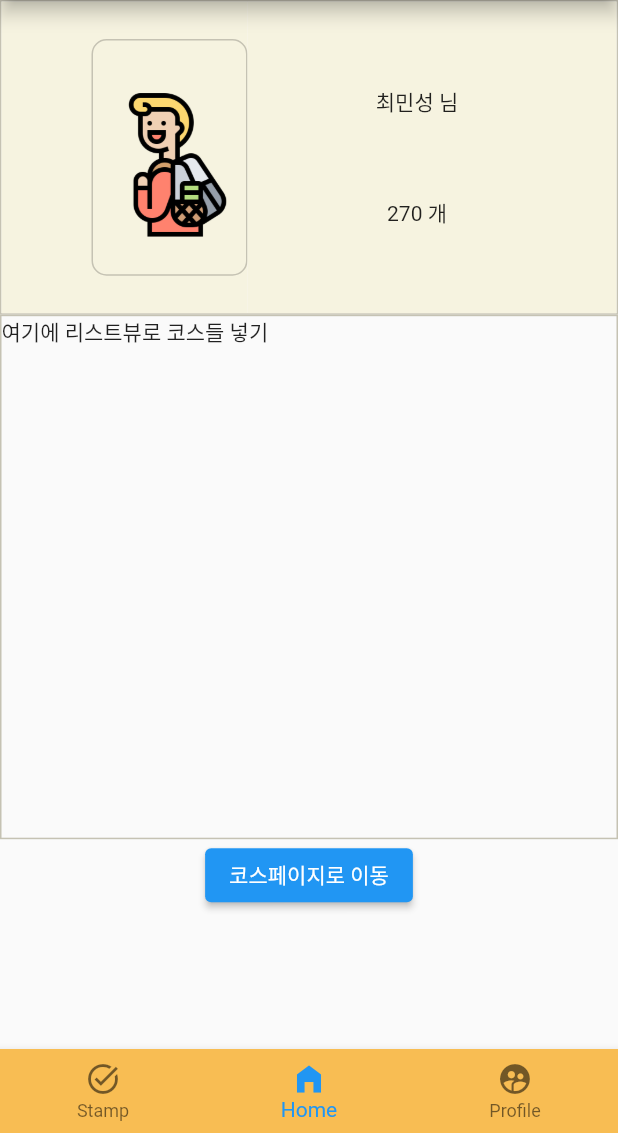
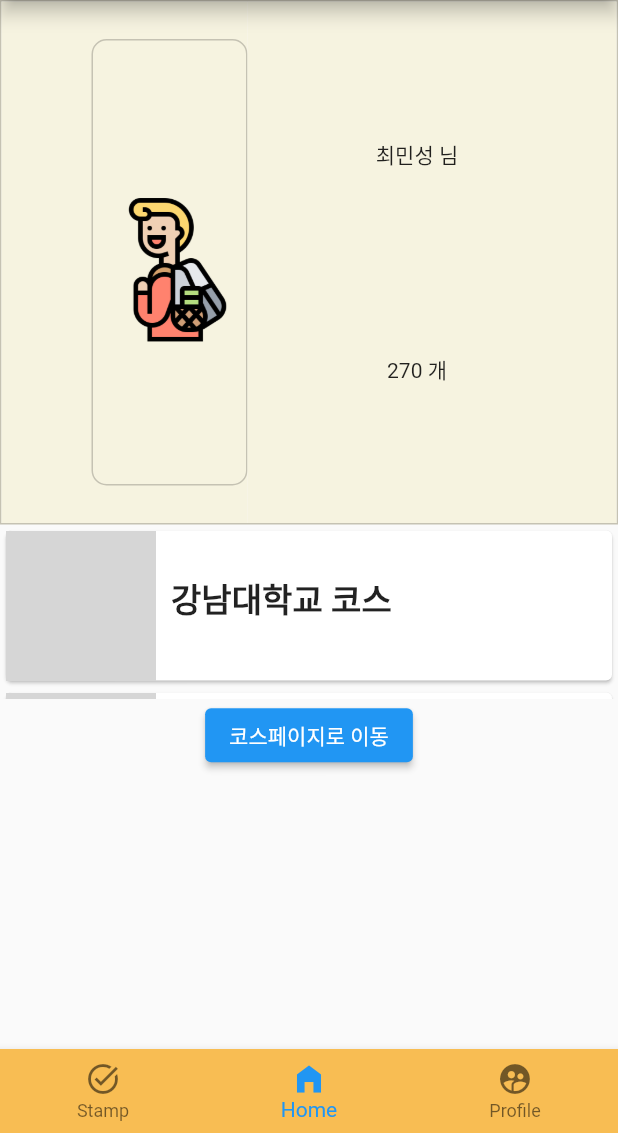
Before and after one commit to TeamStamp/Stamp_Frontend, a Flutter app: the screen it shows after launch, after a tap on "로그인", on a phone screen of 412 x 824 dp, the part 103-1236 px from its top. Run offline on Flutter 3.47's test engine with Material 2 defaults, Android fonts, the phone set to English and light mode, and no system bars; grey boxes are pictures that could not be loaded.

Commit message:
리스트뷰 - 코스리스트 추가

```diff
--- a/lib/home_page.dart
+++ b/lib/home_page.dart
@@ -10,6 +10,99 @@ import 'package:stamp_front/course_page.dart';
 
 class homepage extends StatelessWidget {
   const homepage({Key? key}) : super(key: key);
+
+  @override
+  Widget build(BuildContext context) {
+    return const MaterialApp(
+      home: ListViewPage(),
+    );
+  }
+}
+
+class ListViewPage extends StatefulWidget {
+  const ListViewPage({Key? key}) : super(key: key);
+
+  @override
+  State<ListViewPage> createState() => _ListViewPageState();
+}
+
+class _ListViewPageState extends State<ListViewPage> {
+  var titleList = [
+    '강남대학교 코스',
+    '청계천 코스',
+    '전주 한옥마을 코스',
+    '여수밤바다 코스',
+    '거제도 해변 코스',
+    '대전 엑스포 코스'
+  ];
+
+  var imageList = [
+    'images/place1',
+    'images/place2',
+    'images/place3',
+    'images/place4',
+    'images/place5',
+    'images/place6'
+  ];
+
+  var description = [
+    '- - - -',
+    '- - - -',
+    '- - - -',
+    '- - - -',
+    '- - - -',
+    '- - - -'
+  ];
+
+  void showPopup(context, title, image, description) {
+    showDialog(
+      context: context,
+      builder: (context) {
+        return Dialog(
+          child: Container(
+            width: MediaQuery.of(context).size.width * 0.7,
+            height: 380,
+            decoration: BoxDecoration(
+                borderRadius: BorderRadius.circular(10), color: Colors.white),
+            child: Column(
+              children: [
+                ClipRRect(
+                  borderRadius: BorderRadius.circular(10),
+                  child: Image.asset(
+                    image,
+                    width: 200,
+                    height: 200,
+                  ),
+                ),
+                const SizedBox(
+                  height: 10,
+                ),
+                Text(
+                  title,
+                  style: const TextStyle(
+                      fontSize: 25,
+                      fontWeight: FontWeight.bold,
+                      color: Colors.black87),
+                ),
+                Padding(
+                  padding: const EdgeInsets.all(8),
+                  child: Text(
+                    description,
+                    maxLines: 3,
+                    style: TextStyle(
+                      fontSize: 15,
+                      color: Color(0xffC5C2B3),
+                    ),
+                    textAlign: TextAlign.center,
+                  ),
+                )
+              ],
+            ),
+          ),
+        );
+      },
+    );
+  }
 
   @override
   Widget build(BuildContext context) {
@@ -82,12 +175,48 @@ class homepage extends StatelessWidget {
                 flex: 3),
             Flexible(
                 child: Container(
-                    width: double.infinity,
-                    height: MediaQuery.of(context).size.height,
-                    decoration:
-                    BoxDecoration(border: Border.all(color: Color(0xffC5C2B3))),
-                    child: Text('여기에 리스트뷰로 코스들 넣기')),
-                flex: 5),
+                  child: ListView.builder(
+                  itemCount: titleList.length,
+                  itemBuilder: (context, index) {
+                    return GestureDetector(
+                      onTap: () {
+                        print(titleList[index]);
+                        showPopup(context, titleList[index], imageList[index],
+                            description[index]);
+                      },
+                      child: Card(
+                        child: Row(
+                          children: [
+                            SizedBox(
+                              width: 100,
+                              height: 100,
+                              child: Image.asset(imageList[index]),
+                            ),
+                            Padding(
+                              padding: const EdgeInsets.all(10),
+                              child: Column(
+                                children: [
+                                  Text(
+                                    titleList[index],
+                                    style: TextStyle(
+                                        fontSize: 22,
+                                        fontWeight: FontWeight.bold,
+                                        color: Colors.black87),
+                                  ),
+                                  const SizedBox(
+                                    height: 10,
+                                  )
+                                ],
+                              ),
+                            )
+                          ],
+                        ),
+                      ),
+                    );
+                  },
+                ),
+                )
+            ),
             //버튼은 코스 페이지 gui 확인하기 위해서 만든 버튼임
             Flexible(
                 child: ElevatedButton(
--- a/pubspec.yaml
+++ b/pubspec.yaml
@@ -57,6 +57,12 @@ flutter:
     - images/logo_main.png
     - images/user_icon.png
     - images/course_page.image01.png
+    - images/place1.jpg
+    - images/place2.jpg
+    - images/place3.jpg
+    - images/place4.jpg
+    - images/place5.jpg
+    - images/place6.png
 
   # The following line ensures that the Material Icons font is
   # included with your application, so that you can use the icons in
```
